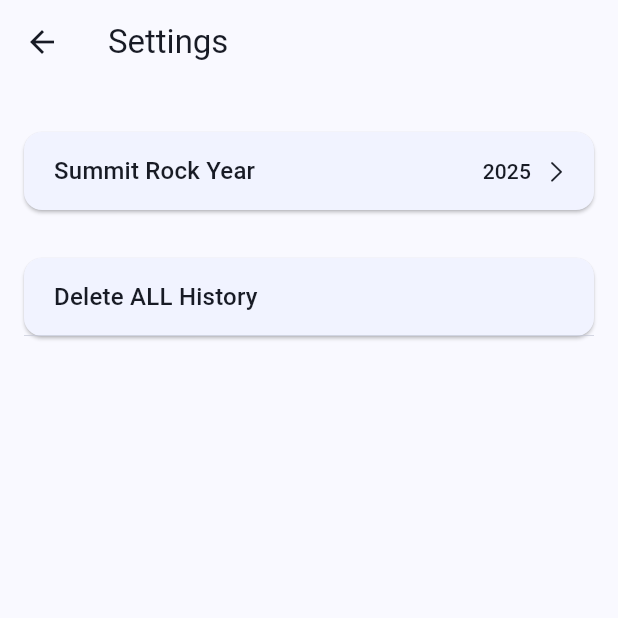
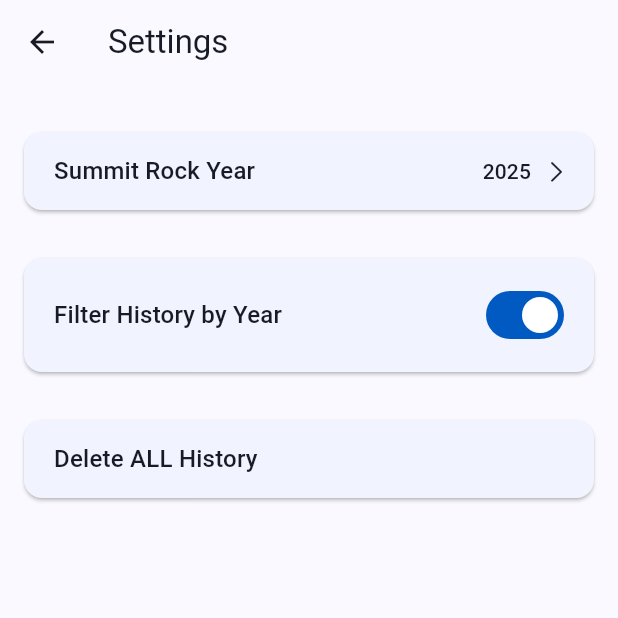
Before and after one commit to clawworks/summit_rock, a Flutter app: the screen it shows once a user with an empty profile is signed in, after a tap on the "settings" icon, on a phone screen of 412 x 824 dp, the top half of it. Run offline on Flutter 3.47's test engine with Material 3 defaults, Android fonts, the phone set to English and light mode, and no system bars; our stand-ins replace cloud_firestore, firebase_auth, firebase_core, flutter_hooks, freezed_annotation, go_router and 3 more; accounts and stored records are empty; generated files the repository leaves out were written again.

Commit message:
Add toggle for filter history by year

```diff
--- a/lib/src/features/results/application/result_service.dart
+++ b/lib/src/features/results/application/result_service.dart
@@ -1,6 +1,8 @@
 import 'package:hooks_riverpod/hooks_riverpod.dart';
 import 'package:riverpod_annotation/riverpod_annotation.dart';
 import 'package:summit_rock/src/features/authentication/data/auth_repository.dart';
+import 'package:summit_rock/src/features/settings/domain/summit_rock_year.dart';
+import 'package:summit_rock/src/features/settings/presentation/settings_controller.dart';
 import 'package:summit_rock/src/features/word_decoder/data/results_repository.dart';
 import 'package:summit_rock/src/features/word_decoder/domain/result.dart';
 
@@ -49,8 +51,17 @@ int getCrossAxisCount(GetCrossAxisCountRef ref, {int? length = 10}) {
 
 @riverpod
 Stream<List<Result>> resultsListStream(ResultsListStreamRef ref) {
+  final onlyYear = ref.watch(filterByYearProvider);
+  final year = ref.watch(yearSelectionProvider);
   final service = ref.watch(resultServiceProvider);
-  return service.watchResults();
+  return service.watchResults(onlyYear ? year : null);
+}
+
+@riverpod
+Stream<List<Result>> yearResultsListStream(ResultsListStreamRef ref) {
+  final year = ref.watch(yearSelectionProvider);
+  final service = ref.watch(resultServiceProvider);
+  return service.watchResults(year);
 }
 
 @riverpod
@@ -103,12 +114,12 @@ class ResultService {
     return resultsRepository.watchResult(user.uid, resultId);
   }
 
-  Stream<List<Result>> watchResults() {
+  Stream<List<Result>> watchResults(SummitRockYear? year) {
     final user = authRepository.currentUser;
     if (user == null) {
       throw Exception('User cannot be null when watching Results');
     }
-    return resultsRepository.watchResultsList(user.uid);
+    return resultsRepository.watchResultsList(uid: user.uid, year: year);
   }
 
   Future<void> deleteAllResults() async {
--- /dev/null
+++ b/lib/src/features/settings/presentation/setting_toggle_tile.dart
@@ -0,0 +1,98 @@
+import 'package:flutter/material.dart';
+
+import '../../../utilities/constants.dart';
+
+class SettingToggleTile extends StatelessWidget {
+  const SettingToggleTile({
+    required this.title,
+    required this.selected,
+    required this.onChanged,
+    this.onTap,
+    this.onLongPress,
+    this.topDivider = false,
+    this.bottomDivider = true,
+    this.roundTop = false,
+    this.roundBottom = false,
+    this.hideSplash = false,
+    Key? key,
+  }) :
+        // assert((showArrow == false && selected != null) || (showArrow == true && selected == null)),
+        super(key: key);
+
+  final String title;
+  final bool selected;
+  final bool topDivider;
+  final bool bottomDivider;
+  final bool roundTop;
+  final bool roundBottom;
+  final bool hideSplash;
+  final Function(bool value) onChanged;
+  final Function()? onTap;
+  final Function()? onLongPress;
+
+  @override
+  Widget build(BuildContext context) {
+    return InkWell(
+      onTap: onTap,
+      splashFactory: hideSplash ? NoSplash.splashFactory : null,
+      highlightColor: hideSplash ? Colors.transparent : null,
+      onLongPress: onLongPress,
+      borderRadius: BorderRadius.vertical(
+        top: Radius.circular(roundTop ? borderRadius : 0.0),
+        bottom: Radius.circular(roundBottom ? borderRadius : 0.0),
+      ),
+      child: Column(
+        mainAxisSize: MainAxisSize.min,
+        children: [
+          if (topDivider) const Divider(thickness: 0.35, height: 0.0),
+          Padding(
+            padding: const EdgeInsets.fromLTRB(
+              20.0,
+              14.0,
+              16.0,
+              14.0,
+            ),
+            child: Row(
+              mainAxisAlignment: MainAxisAlignment.spaceBetween,
+              children: [
+                Text(
+                  title,
+                  style: Theme.of(context)
+                      .textTheme
+                      .titleMedium
+                      ?.copyWith(fontWeight: FontWeight.w500),
+                ),
+                Expanded(
+                  child: Padding(
+                    padding: const EdgeInsets.only(left: 16.0),
+                    child: Row(
+                      mainAxisAlignment: MainAxisAlignment.end,
+                      children: [
+                        Switch.adaptive(
+                          value: selected,
+                          onChanged: onChanged,
+                        ),
+                        // if (selected == true)
+                        //   Padding(
+                        //     padding: const EdgeInsets.only(left: 8.0),
+                        //     child: Icon(
+                        //       CupertinoIcons.check_mark,
+                        //       size: 18.0,
+                        //       color: Theme.of(context).colorScheme.onSurface,
+                        //       // color: Theme.of(context).colorScheme.secondary,
+                        //     ),
+                        //   ),
+                      ],
+                    ),
+                  ),
+                ),
+              ],
+            ),
+          ),
+          if (bottomDivider && !roundBottom)
+            const Divider(thickness: 0.45, height: 0.0),
+        ],
+      ),
+    );
+  }
+}
--- a/lib/src/features/settings/presentation/settings_controller.dart
+++ b/lib/src/features/settings/presentation/settings_controller.dart
@@ -14,3 +14,15 @@ class SettingsController extends _$SettingsController {
     ref.read(resultServiceProvider).deleteAllResults();
   }
 }
+
+@Riverpod(keepAlive: true)
+class FilterByYear extends _$FilterByYear {
+  @override
+  bool build() {
+    return true;
+  }
+
+  void set(bool value) {
+    state = value;
+  }
+}
--- a/lib/src/features/settings/presentation/settings_page.dart
+++ b/lib/src/features/settings/presentation/settings_page.dart
@@ -3,6 +3,7 @@ import 'package:go_router/go_router.dart';
 import 'package:hooks_riverpod/hooks_riverpod.dart';
 import 'package:summit_rock/src/features/settings/domain/summit_rock_year.dart';
 import 'package:summit_rock/src/features/settings/presentation/setting_tile.dart';
+import 'package:summit_rock/src/features/settings/presentation/setting_toggle_tile.dart';
 import 'package:summit_rock/src/features/settings/presentation/settings_card.dart';
 import 'package:summit_rock/src/features/settings/presentation/settings_controller.dart';
 import 'package:summit_rock/src/routing/app_router.dart';
@@ -23,6 +24,7 @@ class SettingsPage extends StatelessWidget {
           child: Column(
             children: [
               _YearSelection(),
+              _YearFilter(),
               _DeleteAll(),
             ],
           ),
@@ -43,9 +45,37 @@ class _YearSelection extends ConsumerWidget {
           title: 'Summit Rock Year',
           value: ref.watch(yearSelectionProvider).toString(),
           showArrow: true,
+          roundTop: true,
+          roundBottom: true,
           bottomDivider: false,
           onTap: () {
             context.goNamed(AppRoute.yearSelection);
+          },
+        ),
+      ],
+    );
+  }
+}
+
+class _YearFilter extends ConsumerWidget {
+  const _YearFilter({super.key});
+
+  @override
+  Widget build(BuildContext context, WidgetRef ref) {
+    final selected = ref.watch(filterByYearProvider);
+    return SettingsCard(
+      children: [
+        SettingToggleTile(
+          title: 'Filter History by Year',
+          selected: selected,
+          bottomDivider: false,
+          roundTop: true,
+          roundBottom: true,
+          onChanged: (value) {
+            ref.read(filterByYearProvider.notifier).set(value);
+          },
+          onTap: () {
+            ref.read(filterByYearProvider.notifier).set(!selected);
           },
         ),
       ],
@@ -62,6 +92,8 @@ class _DeleteAll extends ConsumerWidget {
       children: [
         SettingTile(
           title: 'Delete ALL History',
+          roundTop: true,
+          roundBottom: true,
           onTap: () async {
             final bool? delete = await showCustomDialog(
               context: context,
--- a/lib/src/features/word_decoder/data/results_repository.dart
+++ b/lib/src/features/word_decoder/data/results_repository.dart
@@ -1,6 +1,7 @@
 import 'package:cloud_firestore/cloud_firestore.dart';
 import 'package:riverpod_annotation/riverpod_annotation.dart';
 import 'package:summit_rock/src/features/authentication/domain/app_user.dart';
+import 'package:summit_rock/src/features/settings/domain/summit_rock_year.dart';
 import 'package:summit_rock/src/features/word_decoder/domain/result.dart';
 
 part 'results_repository.g.dart';
@@ -32,13 +33,25 @@ class ResultsRepository {
         );
   }
 
-  Query<Result> _resultsRef(UserId uid) => _firestore
+  Query<Result> _resultsRef(UserId uid, SummitRockYear? year) {
+    if (year != null) {
+      return _firestore
+          .collection(userResultsPath(uid))
+          .where("year", isEqualTo: year.name)
+          .withConverter(
+            fromFirestore: (doc, _) => Result.fromJson(doc.data()!),
+            toFirestore: (Result result, options) => result.toJson(),
+          )
+          .orderBy('updatedAt', descending: true);
+    }
+    return _firestore
         .collection(userResultsPath(uid))
         .withConverter(
           fromFirestore: (doc, _) => Result.fromJson(doc.data()!),
           toFirestore: (Result result, options) => result.toJson(),
         )
         .orderBy('updatedAt', descending: true);
+  }
 
   // CollectionReference<List<Result>> _resultsRef(UserId uid) {
   //   return _firestore.collection(userResultsPath(uid)).withConverter(
@@ -58,8 +71,11 @@ class ResultsRepository {
     return ref.snapshots().map((snapshot) => snapshot.data());
   }
 
-  Stream<List<Result>> watchResultsList(UserId uid) {
-    final ref = _resultsRef(uid);
+  Stream<List<Result>> watchResultsList({
+    required UserId uid,
+    required SummitRockYear? year,
+  }) {
+    final ref = _resultsRef(uid, year);
     return ref.snapshots().map((snapshot) =>
         snapshot.docs.map((docSnapshot) => docSnapshot.data()).toList());
   }
--- a/lib/src/features/word_decoder/presentation/result_page.dart
+++ b/lib/src/features/word_decoder/presentation/result_page.dart
@@ -2,6 +2,7 @@ import 'package:flutter/material.dart';
 import 'package:go_router/go_router.dart';
 import 'package:hooks_riverpod/hooks_riverpod.dart';
 import 'package:summit_rock/src/common_widgets/oops_page.dart';
+import 'package:summit_rock/src/common_widgets/text_widgets.dart';
 import 'package:summit_rock/src/features/results/application/result_service.dart';
 import 'package:summit_rock/src/features/word_decoder/domain/result.dart';
 import 'package:summit_rock/src/features/word_decoder/presentation/copy_button.dart';
@@ -77,6 +78,10 @@ class ResultPage extends ConsumerWidget {
                         ),
 
                       CopyButton(result: result),
+                      Padding(
+                        padding: const EdgeInsets.all(8.0),
+                        child: TitleLarge('${result.year} T-Shirt'),
+                      ),
                       // const HeadlineSmall('Outside Ring Words:'),
                       // WordList(
                       //     resultId: resultId,
```
Also changed, not shown: lib/src/features/results/application/result_service.g.dart, lib/src/features/settings/presentation/settings_controller.g.dart. Lines whose indentation alone changed are shown as unchanged.
